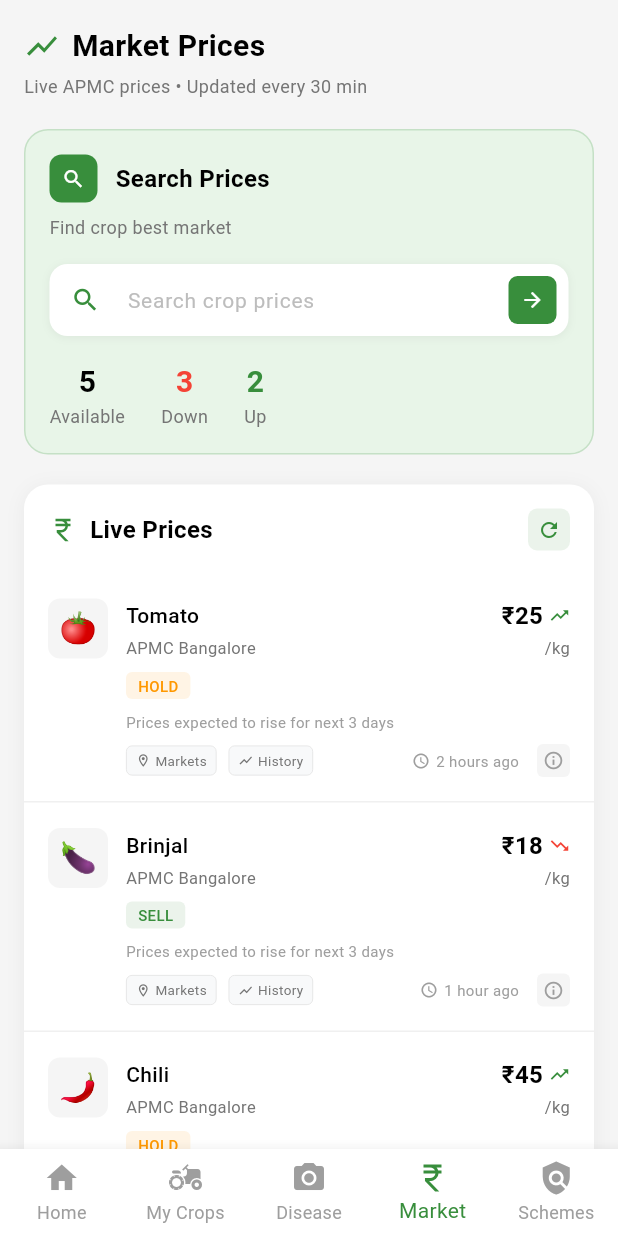
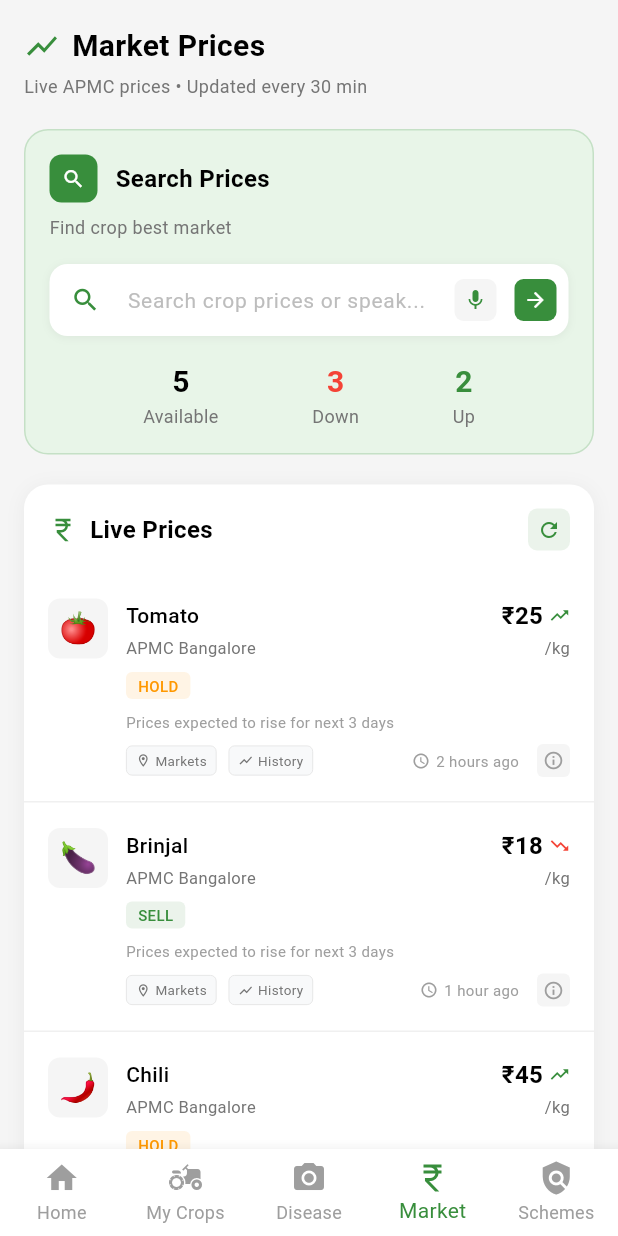
Before and after one commit to farma-sahayak/sahayak-app, a Flutter app: the screen it shows after launch, item 4 of the bottom bar chosen, on a phone screen of 412 x 824 dp. Run offline on Flutter 3.47's test engine with Material 3 defaults, Android fonts, the phone set to English and light mode, and no system bars; our stand-ins replace equatable, flutter_bloc, image_picker, permission_handler, speech_to_text; network calls fail.

Commit message:
Add voice search to market feature with speech recognition support
Co-authored-by: mrutyunjay.biswal.hmu <mrutyunjay.biswal.hmu@gmail.com>

```diff
--- a/lib/features/market/market.dart
+++ b/lib/features/market/market.dart
@@ -10,3 +10,4 @@ export 'widgets/price_card.dart';
 export 'widgets/search_prices_card.dart';
 export 'widgets/market_insights_card.dart';
 export 'widgets/price_alert_dialog.dart';
+export 'widgets/voice_search_mixin.dart';
--- a/lib/features/market/widgets/search_prices_card.dart
+++ b/lib/features/market/widgets/search_prices_card.dart
@@ -2,6 +2,7 @@ import 'package:flutter/material.dart';
 import 'package:flutter_bloc/flutter_bloc.dart';
 import '../bloc/market_bloc.dart';
 import '../bloc/market_event.dart';
+import 'voice_search_mixin.dart';
 
 class SearchPricesCard extends StatefulWidget {
   const SearchPricesCard({super.key});
@@ -10,13 +11,35 @@ class SearchPricesCard extends StatefulWidget {
   State<SearchPricesCard> createState() => _SearchPricesCardState();
 }
 
-class _SearchPricesCardState extends State<SearchPricesCard> {
+class _SearchPricesCardState extends State<SearchPricesCard> with VoiceSearchMixin {
   final TextEditingController _searchController = TextEditingController();
+
+  @override
+  void initState() {
+    super.initState();
+    initializeSpeech();
+  }
 
   @override
   void dispose() {
     _searchController.dispose();
     super.dispose();
+  }
+
+  void _startVoiceSearch() {
+    startListening((result) {
+      _searchController.text = result;
+      context.read<MarketBloc>().add(SearchCropPrices(result));
+
+      // Show feedback
+      ScaffoldMessenger.of(context).showSnackBar(
+        SnackBar(
+          content: Text('Voice search: "$result"'),
+          duration: const Duration(seconds: 2),
+          backgroundColor: const Color(0xFF388E3C),
+        ),
+      );
+    });
   }
 
   @override
@@ -72,7 +95,7 @@ class _SearchPricesCardState extends State<SearchPricesCard> {
           ),
           const SizedBox(height: 16),
 
-          // Search bar
+          // Search bar with voice support
           Container(
             decoration: BoxDecoration(
               color: Colors.white,
@@ -88,7 +111,7 @@ class _SearchPricesCardState extends State<SearchPricesCard> {
             child: TextField(
               controller: _searchController,
               decoration: InputDecoration(
-                hintText: 'Search crop prices',
+                hintText: 'Search crop prices or speak...',
                 hintStyle: TextStyle(
                   color: Colors.grey[400],
                   fontSize: 14,
@@ -98,7 +121,47 @@ class _SearchPricesCardState extends State<SearchPricesCard> {
                   color: Color(0xFF388E3C),
                   size: 20,
                 ),
-                suffixIcon: GestureDetector(
+                suffixIcon: Row(
+                  mainAxisSize: MainAxisSize.min,
+                  children: [
+                                         // Voice search button
+                     GestureDetector(
+                       onTap: () {
+                         _startVoiceSearch();
+                       },
+                       child: AnimatedContainer(
+                         duration: const Duration(milliseconds: 200),
+                         margin: const EdgeInsets.only(right: 4),
+                         padding: const EdgeInsets.all(6),
+                         decoration: BoxDecoration(
+                           color: isListening
+                               ? const Color(0xFF388E3C).withOpacity(0.1)
+                               : Colors.grey[100],
+                           borderRadius: BorderRadius.circular(6),
+                           border: isListening
+                               ? Border.all(color: const Color(0xFF388E3C), width: 1)
+                               : null,
+                         ),
+                         child: isListening
+                             ? const SizedBox(
+                                 width: 16,
+                                 height: 16,
+                                 child: CircularProgressIndicator(
+                                   strokeWidth: 2,
+                                   valueColor: AlwaysStoppedAnimation<Color>(
+                                     Color(0xFF388E3C),
+                                   ),
+                                 ),
+                               )
+                             : const Icon(
+                                 Icons.mic,
+                                 color: Color(0xFF388E3C),
+                                 size: 16,
+                               ),
+                       ),
+                     ),
+                    // Search button
+                    GestureDetector(
                       onTap: () {
                         if (_searchController.text.isNotEmpty) {
                           context
@@ -120,6 +183,8 @@ class _SearchPricesCardState extends State<SearchPricesCard> {
                         ),
                       ),
                     ),
+                  ],
+                ),
                 border: InputBorder.none,
                 contentPadding: const EdgeInsets.symmetric(
                   horizontal: 16,
@@ -135,13 +200,12 @@ class _SearchPricesCardState extends State<SearchPricesCard> {
           ),
           const SizedBox(height: 16),
 
-          // Quick stats
+          // Quick stats - horizontal layout
           Row(
+            mainAxisAlignment: MainAxisAlignment.spaceEvenly,
             children: [
               _buildQuickStat('5', 'Available', Colors.black),
-              const SizedBox(width: 24),
               _buildQuickStat('3', 'Down', Colors.red),
-              const SizedBox(width: 24),
               _buildQuickStat('2', 'Up', const Color(0xFF388E3C)),
             ],
           ),
--- a/pubspec.yaml
+++ b/pubspec.yaml
@@ -37,6 +37,8 @@ dependencies:
   shared_preferences: ^2.2.3
   intl: ^0.19.0
   fl_chart: ^0.68.0
+  speech_to_text: ^6.6.0
+  permission_handler: ^11.3.1
 
   # The following adds the Cupertino Icons font to your application.
   # Use with the CupertinoIcons class for iOS style icons.
```
Also changed, not shown: lib/features/market/widgets/market_insights_card.dart (+66 -15 lines), lib/features/market/widgets/voice_search_mixin.dart (added, +153 -0 lines). Lines whose indentation alone changed are shown as unchanged.
